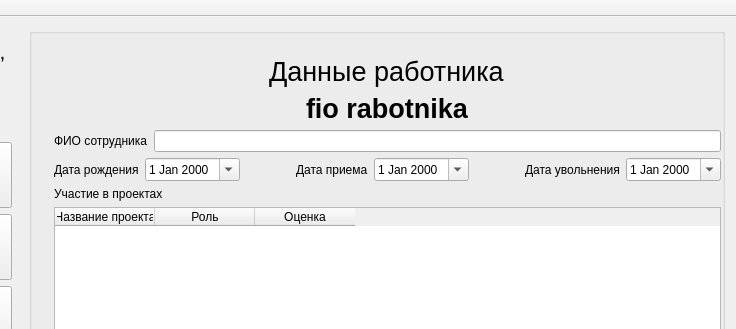
First picture: the form in salary/salary.ui, repository a-mihaylov/salary, before the edit; both pictures show x 205 to 941 and y 0 to 329 of the 941 by 541 pixel window.
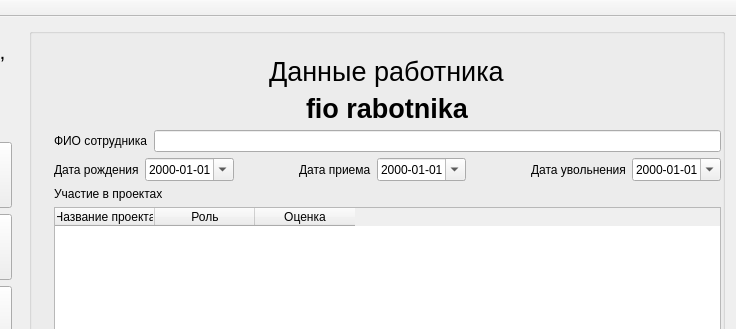
Second picture: the form after the edit. The open tabs and pages were chosen to show the change.

Commit message: Исправлен тип уведомления при изменении пользователя

The edit to the form file:
```diff
--- a/salary/salary.ui
+++ b/salary/salary.ui
@@ -1002,6 +1002,19 @@
              </item>
              <item>
               <widget class="QDateEdit" name="worker_page_b_day">
+               <property name="maximumDateTime">
+                <datetime>
+                 <hour>23</hour>
+                 <minute>59</minute>
+                 <second>59</second>
+                 <year>7999</year>
+                 <month>12</month>
+                 <day>26</day>
+                </datetime>
+               </property>
+               <property name="displayFormat">
+                <string>yyyy-MM-dd</string>
+               </property>
                <property name="calendarPopup">
                 <bool>true</bool>
                </property>
@@ -1029,6 +1042,9 @@
              </item>
              <item>
               <widget class="QDateEdit" name="worker_page_recruitment_date">
+               <property name="displayFormat">
+                <string>yyyy-MM-dd</string>
+               </property>
                <property name="calendarPopup">
                 <bool>true</bool>
                </property>
@@ -1056,6 +1072,9 @@
              </item>
              <item>
               <widget class="QDateEdit" name="worker_page_dismissial_date">
+               <property name="displayFormat">
+                <string>yyyy-MM-dd</string>
+               </property>
                <property name="calendarPopup">
                 <bool>true</bool>
                </property>
```
Left out of the diff: 2 changed lines with no effect on the pictures. The commit also changes 2 other files.
